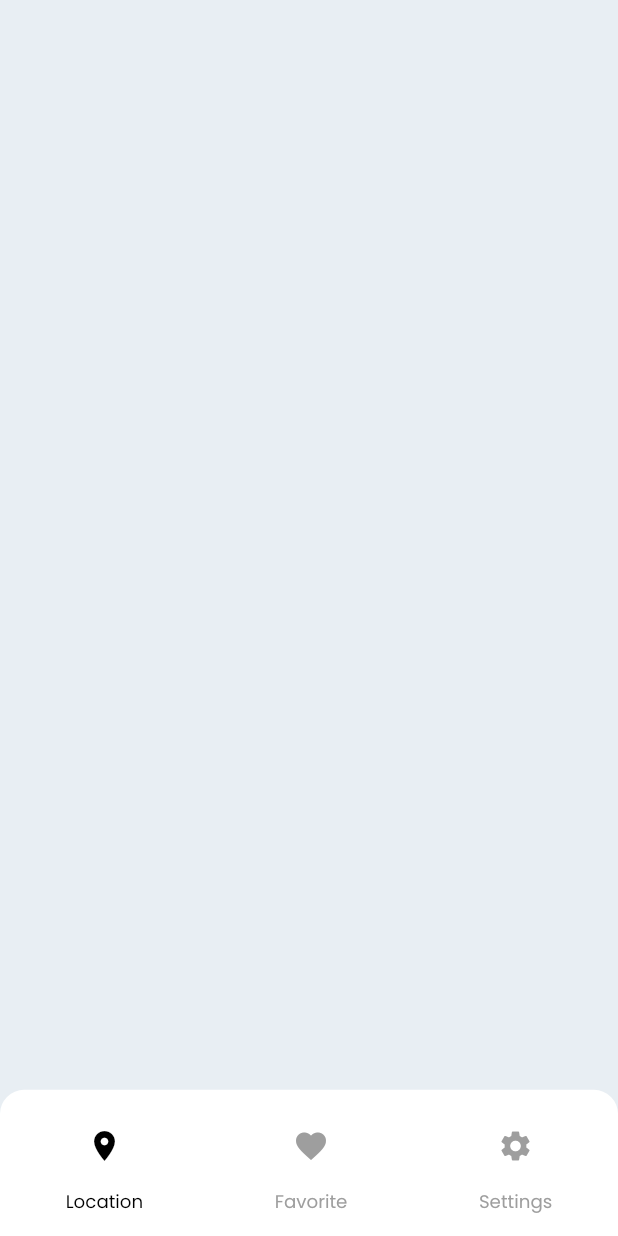
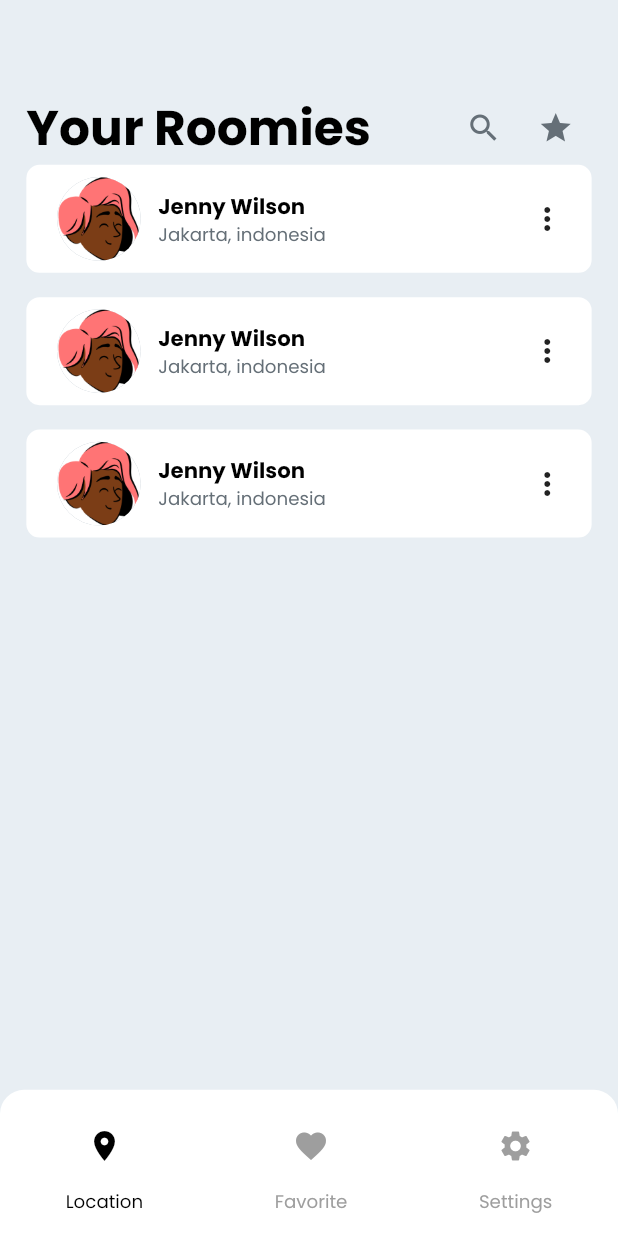
Before and after one commit to AdityaAde/booking-app, a Flutter app: the screen it shows after launch, on a phone screen of 412 x 824 dp. Run offline on Flutter 3.47's test engine with Material 2 defaults, Android fonts, the phone set to English and light mode, and no system bars; our stand-ins replace bloc, flutter_bloc, flutter_screenutil; missing offline and left inert: shared_preferences_web.

Commit message:
create prototype tab trips "your roomies"

```diff
--- a/lib/presentation/pages/discover/discover_view.dart
+++ b/lib/presentation/pages/discover/discover_view.dart
@@ -1,8 +1,13 @@
 import 'package:booking_app/config/theme/app_color.dart';
 import 'package:booking_app/presentation/pages/discover/component/bottom_menu.dart';
 import 'package:booking_app/presentation/pages/discover/discover_cubit.dart';
+import 'package:booking_app/presentation/pages/discover/favorite/favorite_view.dart';
+import 'package:booking_app/presentation/pages/discover/settings/settings_view.dart';
+import 'package:booking_app/presentation/pages/discover/trips/trips_view.dart';
 import 'package:flutter/material.dart';
 import 'package:flutter_bloc/flutter_bloc.dart';
+
+import 'discover_state.dart';
 
 class DiscoverPage extends StatelessWidget {
   const DiscoverPage({Key? key}) : super(key: key);
@@ -11,17 +16,29 @@ class DiscoverPage extends StatelessWidget {
   Widget build(BuildContext context) {
     return BlocProvider(
       create: (context) => DiscoverCubit(),
-      child: Builder(builder: (context) {
+      child: Builder(
+        builder: (context) {
           return Scaffold(
             backgroundColor: AppColor.ink05,
             body: Column(
-            children: const [
-              Expanded(child: SizedBox()),
-              DiscoverBottomMenu(),
+              children: [
+                BlocBuilder<DiscoverCubit, DiscoverState>(
+                  builder: (context, state) {
+                    return Expanded(
+                      child: state.selectedIndex == 0
+                          ? const TripsPage()
+                          : state.selectedIndex == 1
+                              ? const FavoritePage()
+                              : const SettingsPage(),
+                    );
+                  },
+                ),
+                const DiscoverBottomMenu(),
               ],
             ),
           );
-      }),
+        },
+      ),
     );
   }
 }
--- /dev/null
+++ b/lib/presentation/pages/discover/favorite/favorite_cubit.dart
@@ -0,0 +1,8 @@
+import 'package:bloc/bloc.dart';
+import 'package:flutter/cupertino.dart';
+
+part 'favorite_state.dart';
+
+class FavoriteCubit extends Cubit<FavoriteState> {
+  FavoriteCubit() : super(FavoriteInitial());
+}
--- /dev/null
+++ b/lib/presentation/pages/discover/favorite/favorite_state.dart
@@ -0,0 +1,6 @@
+part of 'favorite_cubit.dart';
+
+@immutable
+abstract class FavoriteState {}
+
+class FavoriteInitial extends FavoriteState {}
--- /dev/null
+++ b/lib/presentation/pages/discover/favorite/favorite_view.dart
@@ -0,0 +1,10 @@
+import 'package:flutter/material.dart';
+
+class FavoritePage extends StatelessWidget {
+  const FavoritePage({Key? key}) : super(key: key);
+
+  @override
+  Widget build(BuildContext context) {
+    return Container(color: Colors.red);
+  }
+}
--- /dev/null
+++ b/lib/presentation/pages/discover/settings/settings_cubit.dart
@@ -0,0 +1,8 @@
+import 'package:bloc/bloc.dart';
+import 'package:flutter/cupertino.dart';
+
+part 'settings_state.dart';
+
+class SettingsCubit extends Cubit<SettingsState> {
+  SettingsCubit() : super(SettingsInitial());
+}
--- /dev/null
+++ b/lib/presentation/pages/discover/settings/settings_state.dart
@@ -0,0 +1,6 @@
+part of 'settings_cubit.dart';
+
+@immutable
+abstract class SettingsState {}
+
+class SettingsInitial extends SettingsState {}
--- /dev/null
+++ b/lib/presentation/pages/discover/settings/settings_view.dart
@@ -0,0 +1,10 @@
+import 'package:flutter/material.dart';
+
+class SettingsPage extends StatelessWidget {
+  const SettingsPage({Key? key}) : super(key: key);
+
+  @override
+  Widget build(BuildContext context) {
+    return Container(color: Colors.blue);
+  }
+}
--- /dev/null
+++ b/lib/presentation/pages/discover/trips/component/other_matches.dart
@@ -0,0 +1,10 @@
+import 'package:flutter/material.dart';
+
+class OtherMatches extends StatelessWidget {
+  const OtherMatches({Key? key}) : super(key: key);
+
+  @override
+  Widget build(BuildContext context) {
+    return Container();
+  }
+}
--- /dev/null
+++ b/lib/presentation/pages/discover/trips/component/trips_your_roomies.dart
@@ -0,0 +1,128 @@
+import 'package:booking_app/config/theme/theme.dart';
+import 'package:booking_app/utils/utils.dart';
+import 'package:flutter/material.dart';
+import 'package:flutter_screenutil/flutter_screenutil.dart';
+
+import '../../../../../data/src/img_string.dart';
+
+class TripsYourRoomies extends StatelessWidget {
+  const TripsYourRoomies({Key? key}) : super(key: key);
+
+  @override
+  Widget build(BuildContext context) {
+    return Expanded(
+        child: Column(
+      children: [
+        _header(),
+        _roomiesList(),
+      ],
+    ));
+  }
+
+  Widget _header() {
+    return Padding(
+      padding: EdgeInsets.only(
+        left: AppDimen.w16,
+        right: AppDimen.w16,
+        top: AppDimen.h60,
+      ),
+      child: Row(
+        mainAxisSize: MainAxisSize.max,
+        children: [
+          Text('Your Roomies', style: AppFont.h3),
+          const Expanded(child: SizedBox()),
+          IconButton(
+              onPressed: () {},
+              icon: const Icon(
+                Icons.search,
+                color: AppColor.ink02,
+              )),
+          IconButton(
+              onPressed: () {},
+              icon: const Icon(
+                Icons.star,
+                color: AppColor.ink02,
+              )),
+        ],
+      ),
+    );
+  }
+
+  Widget _roomiesList() {
+    return Expanded(
+      child: ListView.builder(
+        itemCount: 3,
+        itemBuilder: (context, index) => _roomiesItem(),
+      ),
+    );
+  }
+
+  Widget _avatar() {
+    return SizedBox(
+      height: 56.w,
+      width: 56.w,
+      child: Stack(
+        children: [
+          Center(
+            child: CircleAvatar(
+              radius: 28.w,
+              backgroundColor: AppColor.ink03,
+            ),
+          ),
+          Center(
+            child: CircleAvatar(
+              radius: 26.w,
+              backgroundColor: AppColor.ink06,
+              backgroundImage: const AssetImage(ImgString.avatar),
+            ),
+          )
+        ],
+      ),
+    );
+  }
+
+  Widget _roomiesItem() {
+    return Container(
+      margin: EdgeInsets.only(
+        bottom: AppDimen.h16,
+        left: AppDimen.w16,
+        right: AppDimen.w16,
+      ),
+      padding: EdgeInsets.symmetric(
+        horizontal: AppDimen.w16,
+        vertical: AppDimen.h8,
+      ),
+      height: 72,
+      width: double.infinity,
+      decoration: BoxDecoration(
+        borderRadius: BorderRadius.circular(AppDimen.w8),
+        color: AppColor.ink06,
+      ),
+      child: Row(
+        children: [
+          _avatar(),
+          8.0.width,
+          Expanded(
+            child: Column(
+              crossAxisAlignment: CrossAxisAlignment.start,
+              mainAxisSize: MainAxisSize.min,
+              children: [
+                Text(
+                  'Jenny Wilson',
+                  style: AppFont.paragraphMediumBold,
+                ),
+                Text(
+                  'Jakarta, indonesia',
+                  style: AppFont.paragraphSmall.copyWith(
+                    color: AppColor.ink02,
+                  ),
+                )
+              ],
+            ),
+          ),
+          const Icon(Icons.more_vert)
+        ],
+      ),
+    );
+  }
+}
--- /dev/null
+++ b/lib/presentation/pages/discover/trips/trips_cubit.dart
@@ -0,0 +1,8 @@
+import 'package:bloc/bloc.dart';
+import 'package:flutter/cupertino.dart';
+
+part 'trips_state.dart';
+
+class TripsCubit extends Cubit<TripsState> {
+  TripsCubit() : super(TripsInitial());
+}
--- /dev/null
+++ b/lib/presentation/pages/discover/trips/trips_state.dart
@@ -0,0 +1,6 @@
+part of 'trips_cubit.dart';
+
+@immutable
+abstract class TripsState {}
+
+class TripsInitial extends TripsState {}
--- /dev/null
+++ b/lib/presentation/pages/discover/trips/trips_view.dart
@@ -0,0 +1,17 @@
+import 'package:booking_app/presentation/pages/discover/trips/component/other_matches.dart';
+import 'package:booking_app/presentation/pages/discover/trips/component/trips_your_roomies.dart';
+import 'package:flutter/material.dart';
+
+class TripsPage extends StatelessWidget {
+  const TripsPage({Key? key}) : super(key: key);
+
+  @override
+  Widget build(BuildContext context) {
+    return Column(
+      children: const [
+        TripsYourRoomies(),
+        OtherMatches(),
+      ],
+    );
+  }
+}
```
Lines whose indentation alone changed are shown as unchanged.
